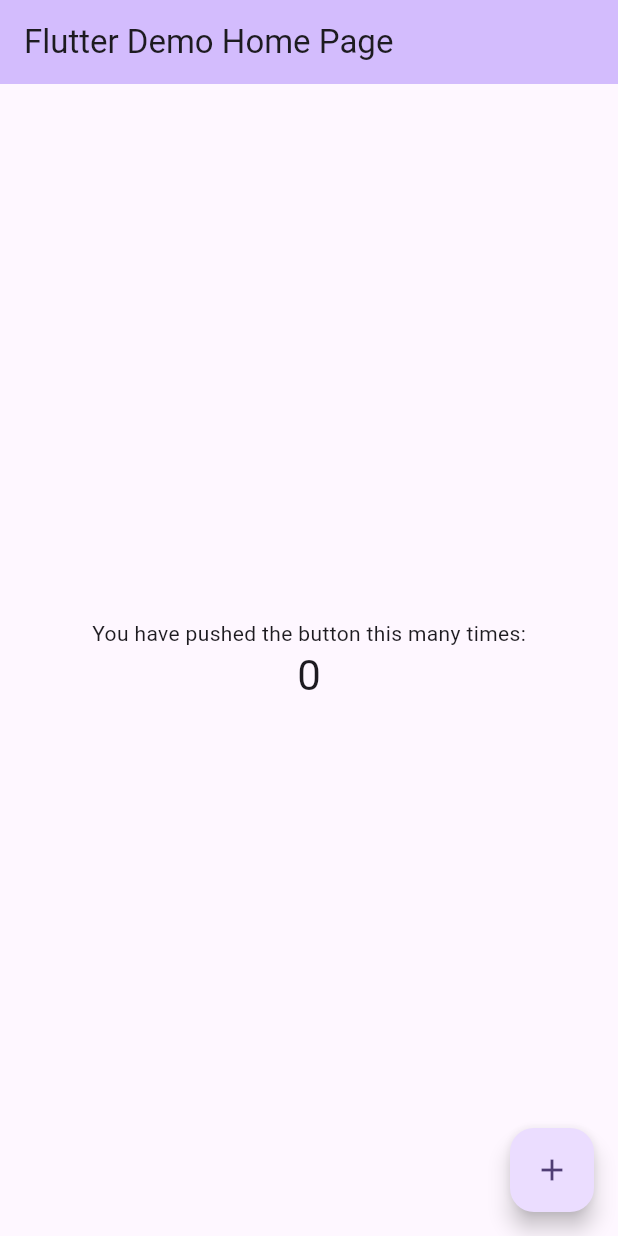
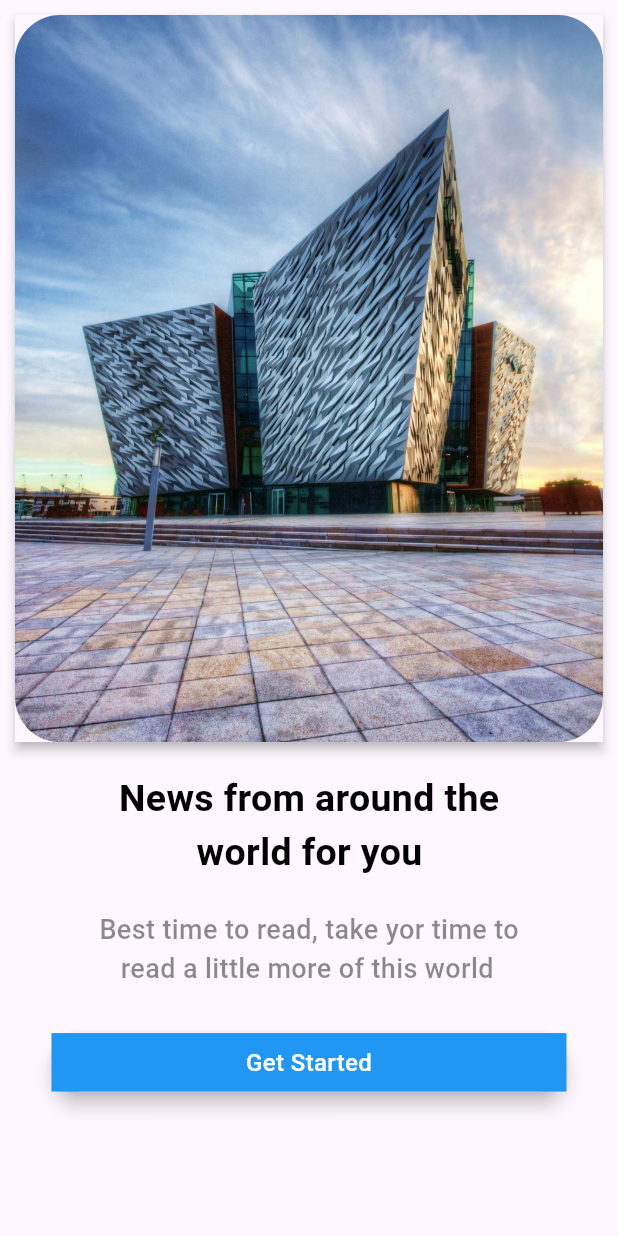
Before and after one commit to farhanfk1/news-app, a Flutter app: the screen it shows after launch, on a phone screen of 412 x 824 dp. Run offline on Flutter 3.47's test engine with Material 3 defaults, Android fonts, the phone set to English and light mode, and no system bars; our stand-ins replace carousel_slider, smooth_page_indicator.

```diff
--- a/news_app/lib/main.dart
+++ b/news_app/lib/main.dart
@@ -1,4 +1,6 @@
 import 'package:flutter/material.dart';
+import 'package:news_app/pages/home.dart';
+import 'package:news_app/pages/landing_pages.dart';
 
 void main() {
   runApp(const MyApp());
@@ -31,7 +33,7 @@ class MyApp extends StatelessWidget {
         colorScheme: ColorScheme.fromSeed(seedColor: Colors.deepPurple),
         useMaterial3: true,
       ),
-      home: const MyHomePage(title: 'Flutter Demo Home Page'),
+      home: LandingPage(),
     );
   }
 }
--- /dev/null
+++ b/news_app/lib/models/category_model.dart
@@ -0,0 +1,4 @@
+class CategoryModel{
+  String? categoryName;
+  String? image;
+}
--- /dev/null
+++ b/news_app/lib/models/slider_model.dart
@@ -0,0 +1,4 @@
+class sliderModel{
+  String? image;
+  String? name;
+}
--- /dev/null
+++ b/news_app/lib/pages/landing_pages.dart
@@ -0,0 +1,73 @@
+import 'package:flutter/material.dart';
+import 'package:news_app/pages/home.dart';
+
+class LandingPage extends StatefulWidget {
+  const LandingPage({super.key});
+
+  @override
+  State<LandingPage> createState() => _LandingPageState();
+}
+
+class _LandingPageState extends State<LandingPage> {
+  @override
+  Widget build(BuildContext context) {
+    return Scaffold(
+      body: Container(
+        margin: EdgeInsets.symmetric(horizontal: 10,vertical: 10),
+        child: Column(
+          children: [
+            Material(
+              elevation: 3,
+              child: ClipRRect(
+                borderRadius: BorderRadius.circular(30),
+                child: Image.asset("images/building.jpg",
+                width: MediaQuery.of(context).size.width,
+                height: MediaQuery.of(context).size.height/1.7,
+                fit: BoxFit.cover,
+                ),
+              ),
+            ),
+            SizedBox(height: 20,),
+            Text("News from around the\n        world for you ", style: TextStyle(color: Colors.black,
+            fontSize: 25,
+            fontWeight: FontWeight.bold
+            ),),
+                        SizedBox(height: 20,),
+
+                        Text("Best time to read, take yor time to\n   read a little more of this world", style: TextStyle(color: Colors.black45,
+            fontSize: 18,
+            fontWeight: FontWeight.w500
+            ),),
+            SizedBox(height: 30,),
+            Container(
+             width: MediaQuery.of(context).size.width/1.2,
+
+              child: Material(
+                borderRadius: BorderRadius.circular(30),
+                elevation: 5.0,
+                child: Container(
+                  padding: EdgeInsets.symmetric(vertical: 8),
+                  decoration: BoxDecoration(
+                    color: Colors.blue,
+
+                  ),
+                  child: Center(
+                    child: InkWell(
+                      onTap: (){
+                        Navigator.push(context, MaterialPageRoute(builder: (context)=> Home()));
+                      },
+                      child: Text('Get Started', style: TextStyle(color: Colors.white,
+                      fontSize: 16,
+                      fontWeight: FontWeight.w500
+                      ),),
+                    ),
+                  ),
+                ),
+              ),
+            )
+          ],
+        ),
+      ),
+    );
+  }
+}
--- a/news_app/pubspec.yaml
+++ b/news_app/pubspec.yaml
@@ -30,6 +30,8 @@ environment:
 dependencies:
   flutter:
     sdk: flutter
+  carousel_slider: ^5.1.1
+  smooth_page_indicator: ^1.2.1
 
   # The following adds the Cupertino Icons font to your application.
   # Use with the CupertinoIcons class for iOS style icons.
@@ -58,8 +60,8 @@ flutter:
   uses-material-design: true
 
   # To add assets to your application, add an assets section, like this:
-  # assets:
-  #   - images/a_dot_burr.jpeg
+  assets:
+    - images/
   #   - images/a_dot_ham.jpeg
 
   # An image asset can refer to one or more resolution-specific "variants", see
```
Also changed, not shown: news_app/lib/pages/home.dart (added, +289 -0 lines), news_app/lib/services/data.dart (added, +34 -0 lines), news_app/lib/services/slider_data.dart (added, +34 -0 lines), news_app/images/building.jpg (added), news_app/images/business.jpg (added), news_app/images/entertainment.jpg (added), news_app/images/generl.jpg (added), news_app/images/health.jpg (added), news_app/images/sports.jpg (added), news_app/pubspec.lock.
